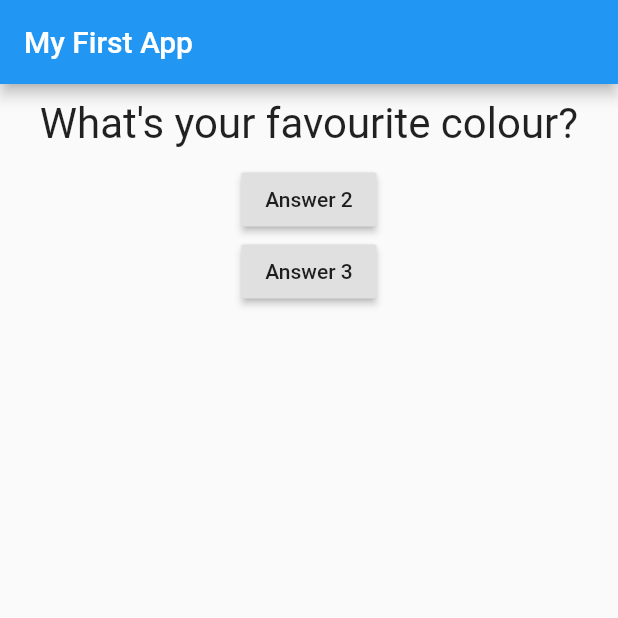
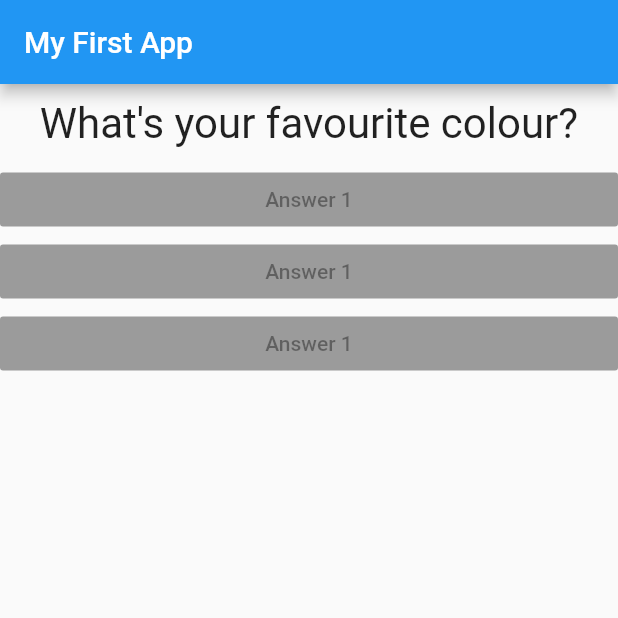
Before and after one commit to Traarjo/quiz_app, a Flutter app: the screen it shows after launch, on a phone screen of 412 x 824 dp, the top half of it. Run offline on Flutter 3.47's test engine with Material 2 defaults, Android fonts, the phone set to English and light mode, and no system bars.

Commit message:
connected files

```diff
--- a/lib/main.dart
+++ b/lib/main.dart
@@ -1,6 +1,7 @@
 import 'package:flutter/material.dart';
 
 import './question.dart';
+import './answer.dart';
 
 void main() => runApp(MyApp());
 
@@ -34,8 +35,9 @@ class _MyAppState extends State<MyApp> {
       body: Column(
         children: [
           Question(questions[_questionIndex]),
-          RaisedButton(child: Text('Answer 2'), onPressed: _answerQuestion,),
-          RaisedButton(child: Text('Answer 3'), onPressed: _answerQuestion,),
+          Answer(),
+          Answer(),
+          Answer(),
       ],),
     ));
   }
```
